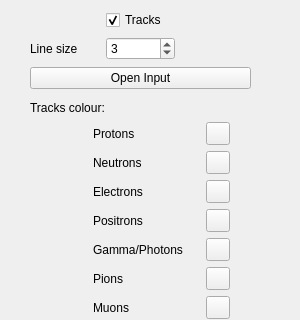
The window that GeoModelVisualization/GXTrackDisplaySystems/src/trackdisplaycontrollerform.ui (efemberg11/GeoModel_rmakhman) describes before a commit, drawn with Qt 5; both pictures show x 0 to 300 and y 0 to 320 of the 300 by 518 pixel window.
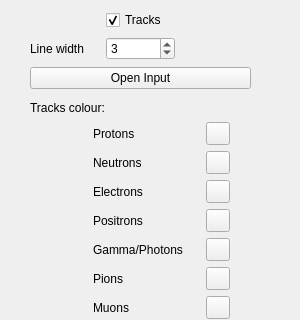
The same window after the commit.

```diff
--- a/GeoModelVisualization/GXTrackDisplaySystems/src/trackdisplaycontrollerform.ui
+++ b/GeoModelVisualization/GXTrackDisplaySystems/src/trackdisplaycontrollerform.ui
@@ -52,7 +52,7 @@
     <item row="1" column="0">
      <widget class="QLabel" name="pointSizeLabel">
       <property name="text">
-       <string>Line size</string>
+       <string>Line width</string>
       </property>
      </widget>
     </item>
```
